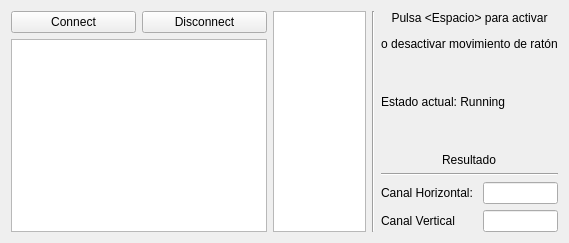
This is bluetoothwidget.ui in Mandros7/EOG-Application as Qt 5 draws it before an edit. The edited form follows.
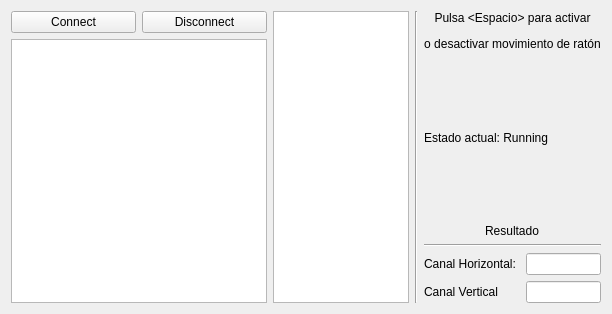
This is the edited form.

Diff of the .ui file:
```diff
--- a/bluetoothwidget.ui
+++ b/bluetoothwidget.ui
@@ -6,8 +6,8 @@
    <rect>
     <x>0</x>
     <y>0</y>
-    <width>569</width>
-    <height>243</height>
+    <width>612</width>
+    <height>314</height>
    </rect>
   </property>
   <layout class="QHBoxLayout" name="horizontalLayout_2">
```
